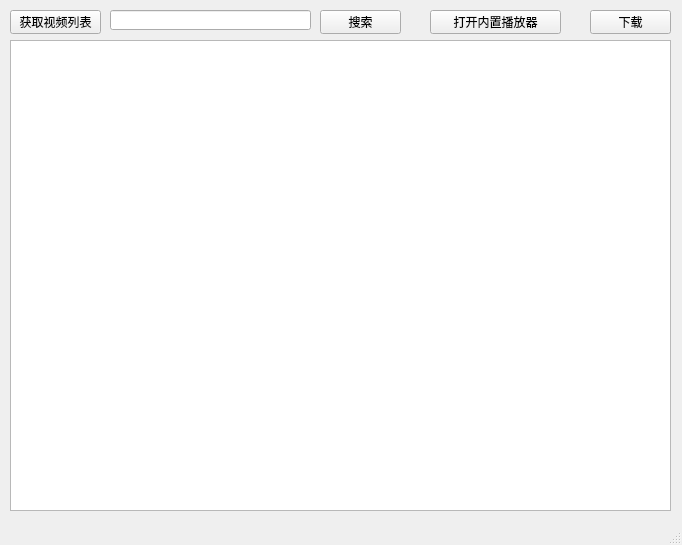
The window that ui/main_windows.ui (qingchenyouforcc/neuroSangSpider) describes before a commit, drawn with Qt 5.
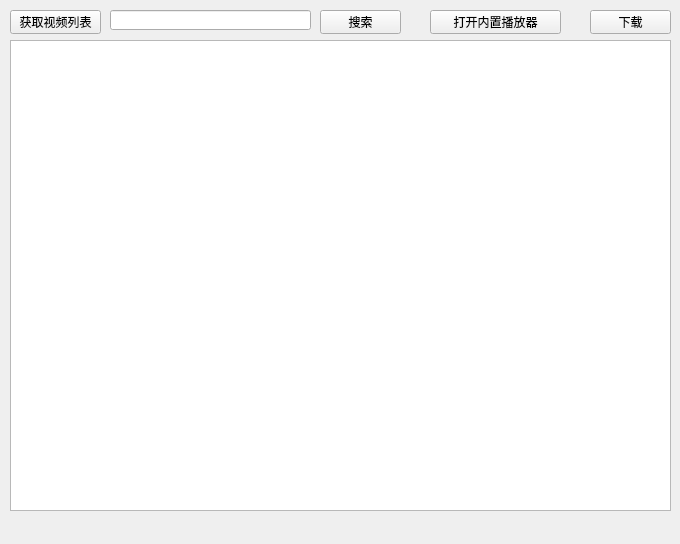
The same window after the commit.

Commit message: feat: 更新UI，为后续功能做准备

What changed in the file:
```diff
--- a/ui/main_windows.ui
+++ b/ui/main_windows.ui
@@ -6,8 +6,8 @@
    <rect>
     <x>0</x>
     <y>0</y>
-    <width>682</width>
-    <height>545</height>
+    <width>680</width>
+    <height>544</height>
    </rect>
   </property>
   <property name="windowTitle">
@@ -97,7 +97,6 @@
     </rect>
    </property>
   </widget>
-  <widget class="QStatusBar" name="statusbar"/>
  </widget>
  <resources/>
  <connections/>
```
Left out of the diff: 2 changed lines with no effect on the pictures. The commit also changes 2 other files.
